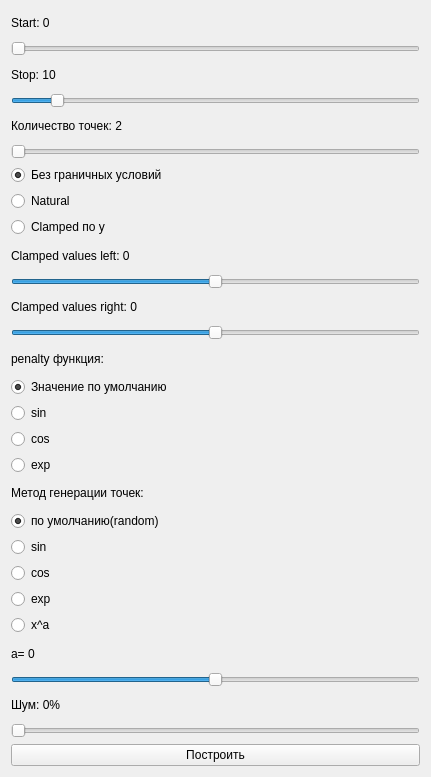
This is code_interfaces/ui/p_variable.ui in mercurialpro/p-splines as Qt 5 draws it before an edit. The edited form follows.
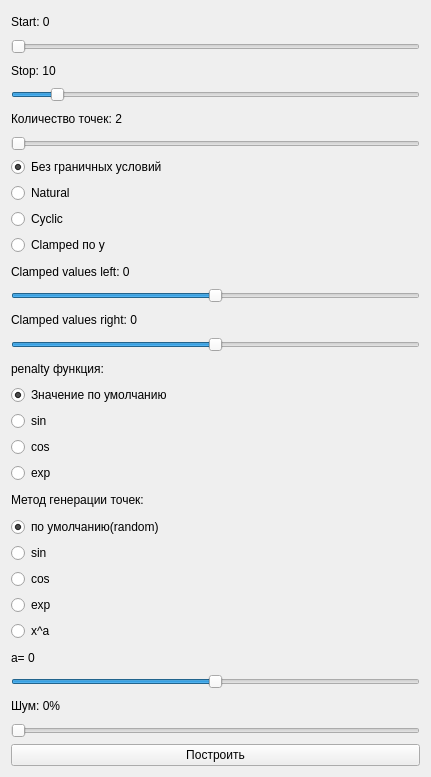
This is the edited form.

Commit message: Добавление циклических граничных условий и небольшие упрощения

What changed in the file:
```diff
--- a/code_interfaces/ui/p_variable.ui
+++ b/code_interfaces/ui/p_variable.ui
@@ -106,6 +106,16 @@
      </attribute>
     </widget>
    </item>
+   <item>
+    <widget class="QRadioButton" name="radioButton_bc_cyclic">
+     <property name="text">
+      <string>Cyclic</string>
+     </property>
+     <attribute name="buttonGroup">
+      <string notr="true">buttonGroup</string>
+     </attribute>
+    </widget>
+   </item>
    <item>
     <widget class="QRadioButton" name="radioButton_bc_clamped">
      <property name="text">
```
The commit also changes 2 other files.
